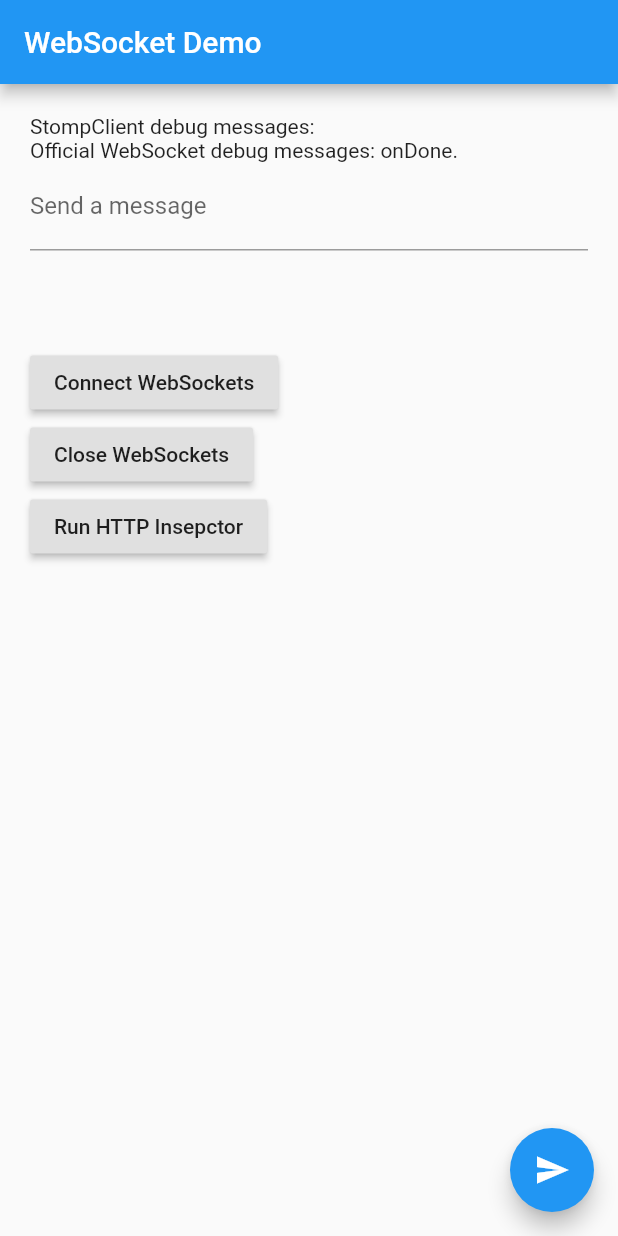
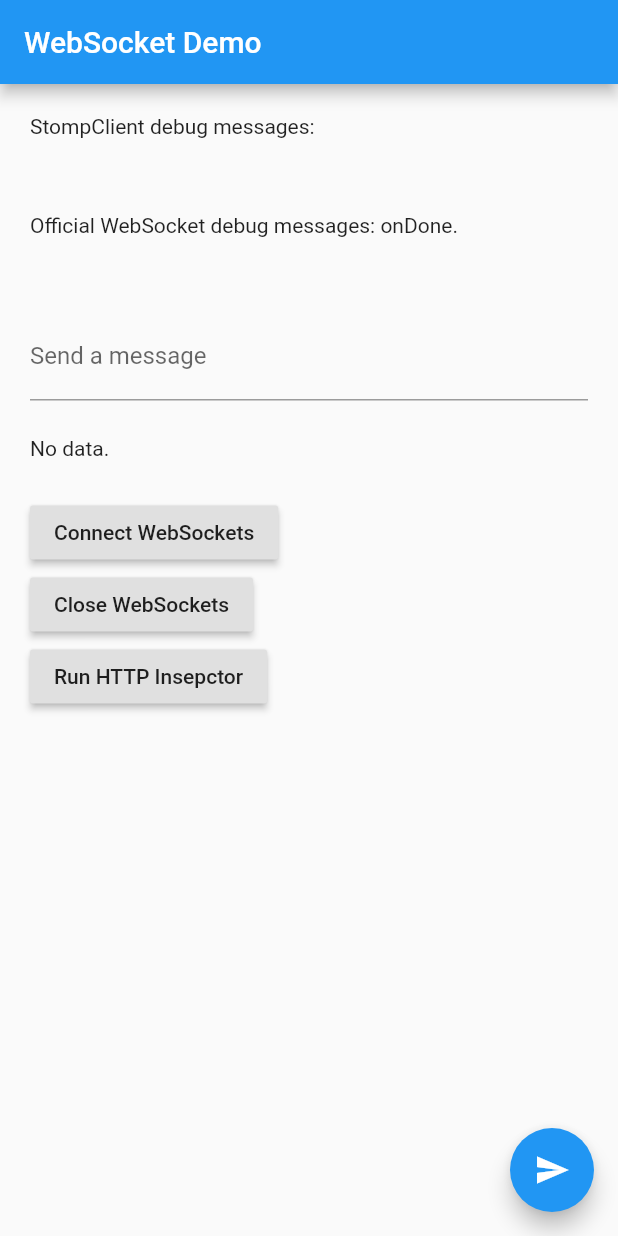
Before and after one commit to tkhenghong/flutter_websocket_test, a Flutter app: the screen it shows after launch, after a tap on "Connect WebSockets", after a tap on "Close WebSockets", on a phone screen of 412 x 824 dp. Run offline on Flutter 3.47's test engine with Material 2 defaults, Android fonts, the phone set to English and light mode, and no system bars; missing offline and left inert: stomp_dart_client; network calls fail.

Commit message:
Minor edit

```diff
--- a/lib/main.dart
+++ b/lib/main.dart
@@ -43,6 +43,7 @@ class MyHomePage extends StatefulWidget {
 }
 
 class _MyHomePageState extends State<MyHomePage> {
+  bool connected = false;
   Map<String, String> headers = new HashMap();
 
   // Correct URL (Connect to self made websocket-demo project: 'ws://192.168.88.156:8080/ws/websocket')
@@ -141,11 +142,15 @@ class _MyHomePageState extends State<MyHomePage> {
   }
 
   closeWebSockets() {
+    print('main.dart closeWebSockets()');
+    connected = false; // Just on indicator
     webSocketChannel.sink.close();
     stompClient.deactivate();
   }
 
   connectWebSockets() {
+    print('main.dart connectWebSockets()');
+    connected = true; // Just on indicator
     testStompClientPlugin();
     testOfficialWebSocket();
   }
@@ -164,7 +169,13 @@ class _MyHomePageState extends State<MyHomePage> {
               crossAxisAlignment: CrossAxisAlignment.start,
               children: <Widget>[
                 Text('StompClient debug messages: $stompClientDebugMessage'),
+                SizedBox(
+                  height: 50,
+                ),
                 Text('Official WebSocket debug messages: $officialWebSocketDebugMessage'),
+                SizedBox(
+                  height: 50,
+                ),
                 Form(
                   child: TextFormField(
                     controller: _controller,
@@ -182,7 +193,7 @@ class _MyHomePageState extends State<MyHomePage> {
                     }
                     return Padding(
                       padding: const EdgeInsets.symmetric(vertical: 24.0),
-                      child: Text(snapshot.hasData ? '${snapshot.data}' : ''),
+                      child: Text(snapshot.hasData ? '${snapshot.data}' : 'No data.'),
                     );
                   },
                 ),
```
